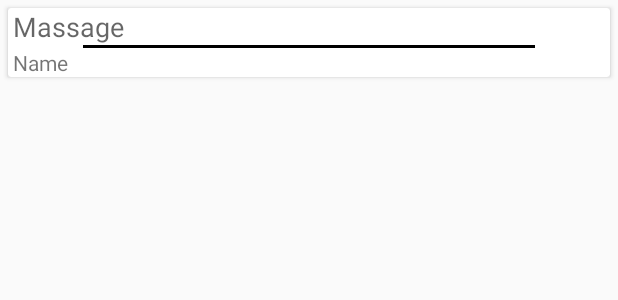
After one commit to abora97/small-community, an Android app: the layout row_chat.xml on its own in the app's theme, with its tools: preview values and no code run, on a phone screen of 412 x 824 dp. The commit adds this screen. Shown: the top 300 px of the screen. Run offline under Robolectric (Android 15) with nearby library versions, the phone set to English and light mode, and no system bars.

Commit message:
Added chat Room

```diff
--- a/app/src/main/AndroidManifest.xml
+++ b/app/src/main/AndroidManifest.xml
@@ -2,7 +2,7 @@
 <manifest xmlns:android="http://schemas.android.com/apk/res/android"
     package="com.example.abora.firebasesenior">
 
-    <uses-permission android:name="android.permission.INTERNET"/>
+    <uses-permission android:name="android.permission.INTERNET" />
 
     <application
         android:allowBackup="true"
@@ -22,7 +22,8 @@
         <activity android:name=".controller.ForgetPassActivity" />
         <activity android:name=".controller.BaseActivity" />
         <activity android:name=".controller.MainActivity" />
-        <activity android:name=".controller.DetailActitity"></activity>
+        <activity android:name=".controller.DetailActitity" />
+        <activity android:name=".controller.ChatActivity"></activity>
     </application>
 
 </manifest>
--- a/app/src/main/java/com/example/abora/firebasesenior/Util/Constant.java
+++ b/app/src/main/java/com/example/abora/firebasesenior/Util/Constant.java
@@ -3,5 +3,6 @@ package com.example.abora.firebasesenior.Util;
 public interface Constant {
     interface Firebase{
         String STATUS_NODE="status";
+        String MASSAGE_NODE="massage";
     }
 }
--- a/app/src/main/java/com/example/abora/firebasesenior/adapter/statusAdapter.java
+++ b/app/src/main/java/com/example/abora/firebasesenior/adapter/StatusAdapter.java
@@ -18,13 +18,13 @@ import java.util.List;
 import butterknife.BindView;
 import butterknife.ButterKnife;
 
-public class statusAdapter extends RecyclerView.Adapter<statusAdapter.statusHolder> {
+public class StatusAdapter extends RecyclerView.Adapter<StatusAdapter.statusHolder> {
 
     private final OnItemLongClickListner listner;
     private Context mContext;
     private List<Status> list;
 
-    public statusAdapter(Context mContext, List<Status> list, OnItemLongClickListner listner){
+    public StatusAdapter(Context mContext, List<Status> list, OnItemLongClickListner listner){
         this.mContext = mContext;
         this.list = list;
         this.listner=listner;
@@ -42,6 +42,7 @@ public class statusAdapter extends RecyclerView.Adapter<statusAdapter.statusHold
         final Status status = list.get(position);
         holder.rowName.setText(status.getName());
         holder.rowPost.setText(status.getStatus());
+
         holder.root.setOnLongClickListener(new View.OnLongClickListener() {
             @Override
             public boolean onLongClick(View v) {
--- a/app/src/main/java/com/example/abora/firebasesenior/controller/BaseActivity.java
+++ b/app/src/main/java/com/example/abora/firebasesenior/controller/BaseActivity.java
@@ -21,7 +21,7 @@ public class BaseActivity extends AppCompatActivity {
     public boolean onOptionsItemSelected(MenuItem item) {
         switch (item.getItemId()) {
             case R.id.test_menu:
-                Toast.makeText(this, "test mnu", Toast.LENGTH_SHORT).show();
+                Toast.makeText(this, "Login Please", Toast.LENGTH_SHORT).show();
             default:
                 return super.onOptionsItemSelected(item);
         }
--- a/app/src/main/java/com/example/abora/firebasesenior/controller/LoginActivity.java
+++ b/app/src/main/java/com/example/abora/firebasesenior/controller/LoginActivity.java
@@ -33,7 +33,7 @@ import com.google.android.gms.tasks.Task;
 import butterknife.BindView;
 import butterknife.ButterKnife;
 
-public class LoginActivity extends AppCompatActivity implements View.OnClickListener {
+public class LoginActivity extends BaseActivity implements View.OnClickListener {
 
     @BindView(R.id.email_ed)
     EditText emailEd;
@@ -60,7 +60,7 @@ public class LoginActivity extends AppCompatActivity implements View.OnClickList
         super.onCreate(savedInstanceState);
         if(FirebaseHelper.getAuth().getCurrentUser()!=null){
             startActivity(new Intent(this,MainActivity.class));
-        //    finish();
+            finish();
         }
         setContentView(R.layout.activity_login);
         ButterKnife.bind(this);
--- /dev/null
+++ b/app/src/main/res/drawable/ic_send_black_24dp.xml
@@ -0,0 +1,5 @@
+<vector android:height="24dp" android:tint="#FFFFFF"
+    android:viewportHeight="24.0" android:viewportWidth="24.0"
+    android:width="24dp" xmlns:android="http://schemas.android.com/apk/res/android">
+    <path android:fillColor="#FF000000" android:pathData="M2.01,21L23,12 2.01,3 2,10l15,2 -15,2z"/>
+</vector>
--- /dev/null
+++ b/app/src/main/res/layout/row_chat.xml
@@ -0,0 +1,47 @@
+<?xml version="1.0" encoding="utf-8"?>
+<LinearLayout xmlns:android="http://schemas.android.com/apk/res/android"
+    android:layout_width="match_parent"
+    android:layout_height="wrap_content"
+    android:orientation="vertical"
+   >
+
+    <android.support.v7.widget.CardView
+        android:layout_margin="5dp"
+        android:layout_width="match_parent"
+        android:layout_height="wrap_content">
+
+        <LinearLayout
+            android:layout_width="match_parent"
+            android:layout_height="wrap_content"
+            android:orientation="vertical"
+         >
+
+            <TextView
+                android:id="@+id/massage_tv"
+                android:layout_width="match_parent"
+                android:layout_height="wrap_content"
+                android:text="@string/massage"
+                android:layout_marginLeft="3dp"
+                android:layout_marginRight="3dp"
+                android:textAppearance="?android:textAppearanceMedium"
+                />
+            <View
+                android:layout_width="match_parent"
+                android:layout_height="2dp"
+                android:layout_marginLeft="50dp"
+                android:layout_marginRight="50dp"
+                android:background="#000000"
+                />
+            <TextView
+                android:id="@+id/name_tv"
+                android:layout_width="match_parent"
+                android:layout_height="wrap_content"
+                android:text="@string/name"
+                android:layout_marginLeft="3dp"
+                android:layout_marginRight="3dp"
+                android:textAppearance="?android:textAppearanceSmall"
+                />
+        </LinearLayout>
+    </android.support.v7.widget.CardView>
+
+</LinearLayout>
--- a/app/src/main/res/menu/my_menu.xml
+++ b/app/src/main/res/menu/my_menu.xml
@@ -4,5 +4,5 @@
     <item
         android:id="@+id/test_menu"
         android:icon="@drawable/ic_search_black_24dp"
-        android:title="test menu" />
+        android:title="@string/chat_room" />
 </menu>
--- a/app/src/main/res/values/strings.xml
+++ b/app/src/main/res/values/strings.xml
@@ -11,4 +11,7 @@
     <string name="price">price</string>
     <string name="rate">rate</string>
     <string name="post">Post</string>
+    <string name="chat_room">Chat Room</string>
+    <string name="massage">Massage</string>
+    <string name="type_a_massage">Type a massage</string>
 </resources>
```
Also changed, not shown: app/src/main/java/com/example/abora/firebasesenior/Model/Massage.java (added, +33 -0 lines), app/src/main/java/com/example/abora/firebasesenior/adapter/MassageAdapter.java (added, +65 -0 lines), app/src/main/java/com/example/abora/firebasesenior/api/Networking.java (+53 -0 lines), app/src/main/java/com/example/abora/firebasesenior/callback/OnFirebaseMassageListener.java (added, +10 -0 lines), app/src/main/java/com/example/abora/firebasesenior/callback/OnMassageListener.java (added, +10 -0 lines), app/src/main/java/com/example/abora/firebasesenior/controller/ChatActivity.java (added, +100 -0 lines), app/src/main/java/com/example/abora/firebasesenior/controller/MainActivity.java (+29 -10 lines), app/src/main/res/layout/activity_chat.xml (added, +39 -0 lines).
